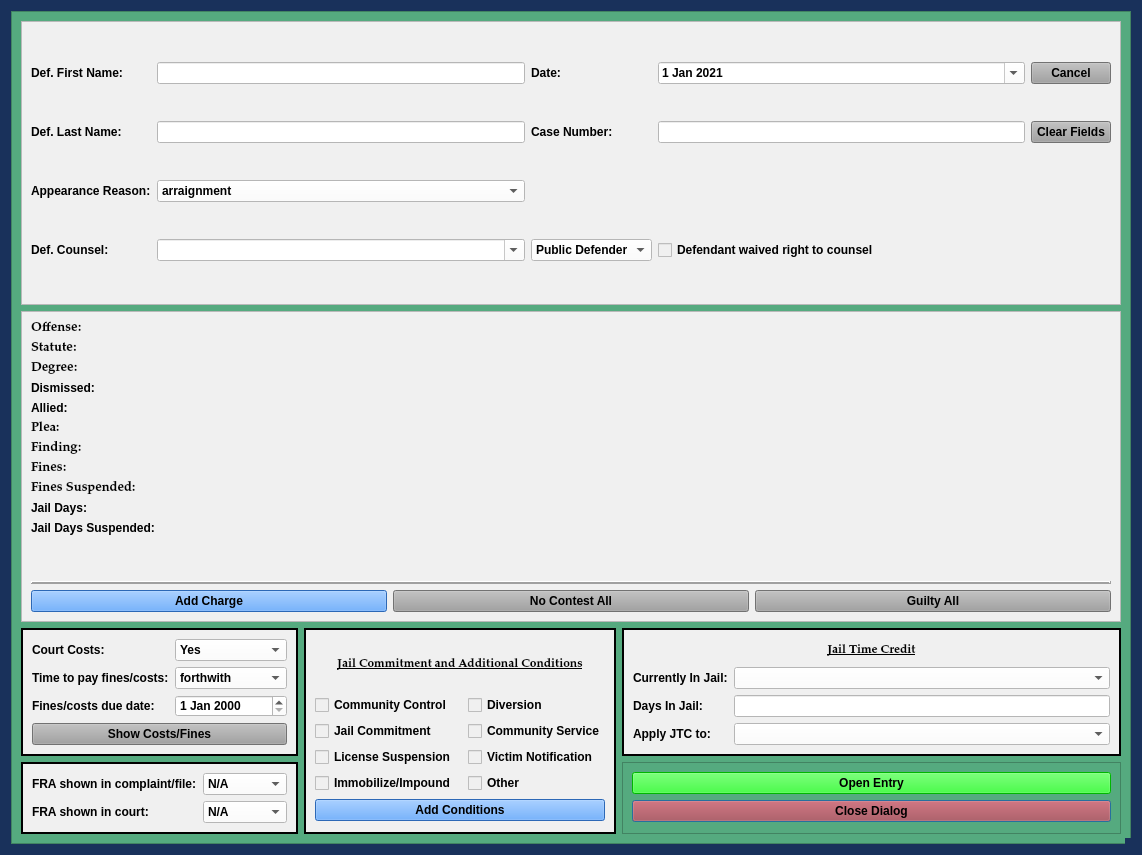
Before: the Qt Designer form package/views/ui/JailCCPleaDialog.ui in HunterProgram22/MuniEntry, drawn with Qt 5.
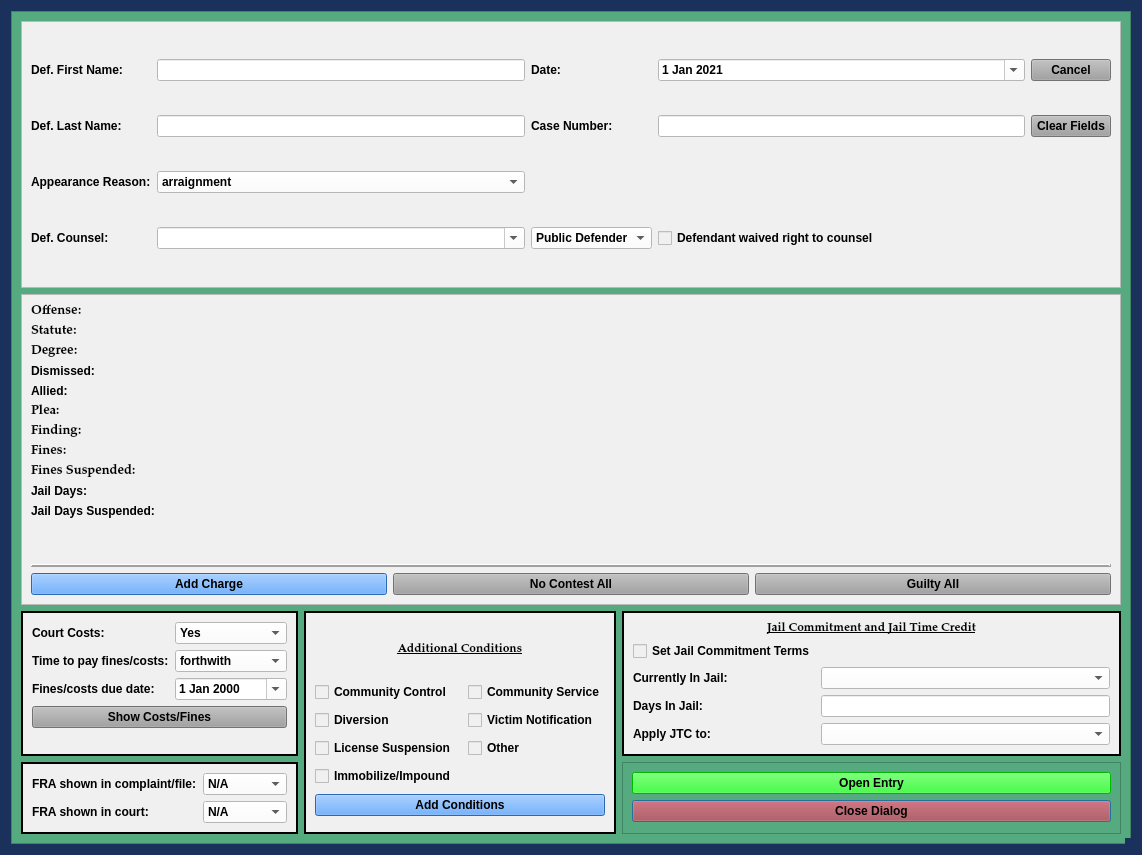
After: the same form once the commit is applied.

Commit message: Updated other date entry fields to calendar pop-ups.

Patch:
```diff
--- a/package/views/ui/JailCCPleaDialog.ui
+++ b/package/views/ui/JailCCPleaDialog.ui
@@ -162,8 +162,8 @@
        <rect>
         <x>0</x>
         <y>0</y>
-        <width>1120</width>
-        <height>833</height>
+        <width>1099</width>
+        <height>845</height>
        </rect>
       </property>
       <layout class="QGridLayout" name="gridLayout_4" rowstretch="1,0,0,0">
@@ -563,6 +563,9 @@
             <property name="styleSheet">
              <string notr="true">background-color: rgb(255, 255, 255);</string>
             </property>
+            <property name="calendarPopup">
+             <bool>true</bool>
+            </property>
            </widget>
           </item>
           <item row="3" column="0" colspan="2">
@@ -889,56 +892,56 @@
           <number>2</number>
          </property>
          <layout class="QGridLayout" name="gridLayout_6">
-          <item row="1" column="0">
+          <item row="2" column="1">
+           <widget class="QComboBox" name="in_jail_box">
+            <property name="styleSheet">
+             <string notr="true">background-color: rgb(255, 255, 255);</string>
+            </property>
+            <item>
+             <property name="text">
+              <string/>
+             </property>
+            </item>
+            <item>
+             <property name="text">
+              <string>Yes</string>
+             </property>
+            </item>
+            <item>
+             <property name="text">
+              <string>No</string>
+             </property>
+            </item>
+           </widget>
+          </item>
+          <item row="2" column="0">
            <widget class="QLabel" name="label_6">
             <property name="text">
              <string>Currently In Jail:</string>
             </property>
            </widget>
           </item>
-          <item row="1" column="1">
-           <widget class="QComboBox" name="in_jail_box">
-            <property name="styleSheet">
-             <string notr="true">background-color: rgb(255, 255, 255);</string>
+          <item row="4" column="0">
+           <widget class="QLabel" name="label_16">
+            <property name="text">
+             <string>Apply JTC to:</string>
             </property>
-            <item>
-             <property name="text">
-              <string/>
-             </property>
-            </item>
-            <item>
-             <property name="text">
-              <string>Yes</string>
-             </property>
-            </item>
-            <item>
-             <property name="text">
-              <string>No</string>
-             </property>
-            </item>
            </widget>
           </item>
-          <item row="2" column="1">
+          <item row="3" column="1">
            <widget class="QLineEdit" name="jail_time_credit_box">
             <property name="styleSheet">
              <string notr="true">background-color: rgb(255, 255, 255);</string>
             </property>
            </widget>
           </item>
-          <item row="2" column="0">
+          <item row="3" column="0">
            <widget class="QLabel" name="label_13">
             <property name="text">
              <string>Days In Jail:</string>
             </property>
            </widget>
           </item>
-          <item row="3" column="0">
-           <widget class="QLabel" name="label_16">
-            <property name="text">
-             <string>Apply JTC to:</string>
-            </property>
-           </widget>
-          </item>
           <item row="0" column="0" colspan="2">
            <widget class="QLabel" name="jail_time_credit_label">
             <property name="maximumSize">
@@ -958,14 +961,14 @@
              </font>
             </property>
             <property name="text">
-             <string>Jail Time Credit</string>
+             <string>Jail Commitment and Jail Time Credit</string>
             </property>
             <property name="alignment">
              <set>Qt::AlignCenter</set>
             </property>
            </widget>
           </item>
-          <item row="3" column="1">
+          <item row="4" column="1">
            <widget class="QComboBox" name="jail_time_credit_apply_box">
             <property name="styleSheet">
              <string notr="true">background-color: rgb(255, 255, 255);</string>
@@ -987,6 +990,13 @@
             </item>
            </widget>
           </item>
+          <item row="1" column="0">
+           <widget class="QCheckBox" name="jail_checkBox">
+            <property name="text">
+             <string>Set Jail Commitment Terms</string>
+            </property>
+           </widget>
+          </item>
          </layout>
         </widget>
        </item>
@@ -1013,13 +1023,6 @@
           <number>2</number>
          </property>
          <layout class="QGridLayout" name="gridLayout_5" rowstretch="0,0,0,0,0,0,0">
-          <item row="3" column="0">
-           <widget class="QCheckBox" name="jail_checkBox">
-            <property name="text">
-             <string>Jail Commitment</string>
-            </property>
-           </widget>
-          </item>
           <item row="5" column="0">
            <widget class="QCheckBox" name="impoundment_checkBox">
             <property name="text">
@@ -1059,7 +1062,7 @@
              </font>
             </property>
             <property name="text">
-             <string>Jail Commitment and Additional Conditions</string>
+             <string>Additional Conditions</string>
             </property>
             <property name="alignment">
              <set>Qt::AlignCenter</set>
@@ -1080,21 +1083,28 @@
             </property>
            </widget>
           </item>
-          <item row="2" column="2">
+          <item row="3" column="0">
            <widget class="QCheckBox" name="diversion_checkBox">
             <property name="text">
              <string>Diversion</string>
             </property>
            </widget>
           </item>
-          <item row="3" column="2">
+          <item row="2" column="2">
            <widget class="QCheckBox" name="community_service_checkBox">
             <property name="text">
              <string>Community Service</string>
             </property>
            </widget>
           </item>
-          <item row="5" column="2">
+          <item row="3" column="2">
+           <widget class="QCheckBox" name="victim_notification_checkBox">
+            <property name="text">
+             <string>Victim Notification</string>
+            </property>
+           </widget>
+          </item>
+          <item row="4" column="2">
            <widget class="QCheckBox" name="other_conditions_checkBox">
             <property name="enabled">
              <bool>true</bool>
@@ -1107,13 +1117,6 @@
             </property>
            </widget>
           </item>
-          <item row="4" column="2">
-           <widget class="QCheckBox" name="victim_notification_checkBox">
-            <property name="text">
-             <string>Victim Notification</string>
-            </property>
-           </widget>
-          </item>
          </layout>
         </widget>
        </item>
```
Left out of the diff: 3 changed lines with no effect on the pictures. The commit also changes 6 other files.
